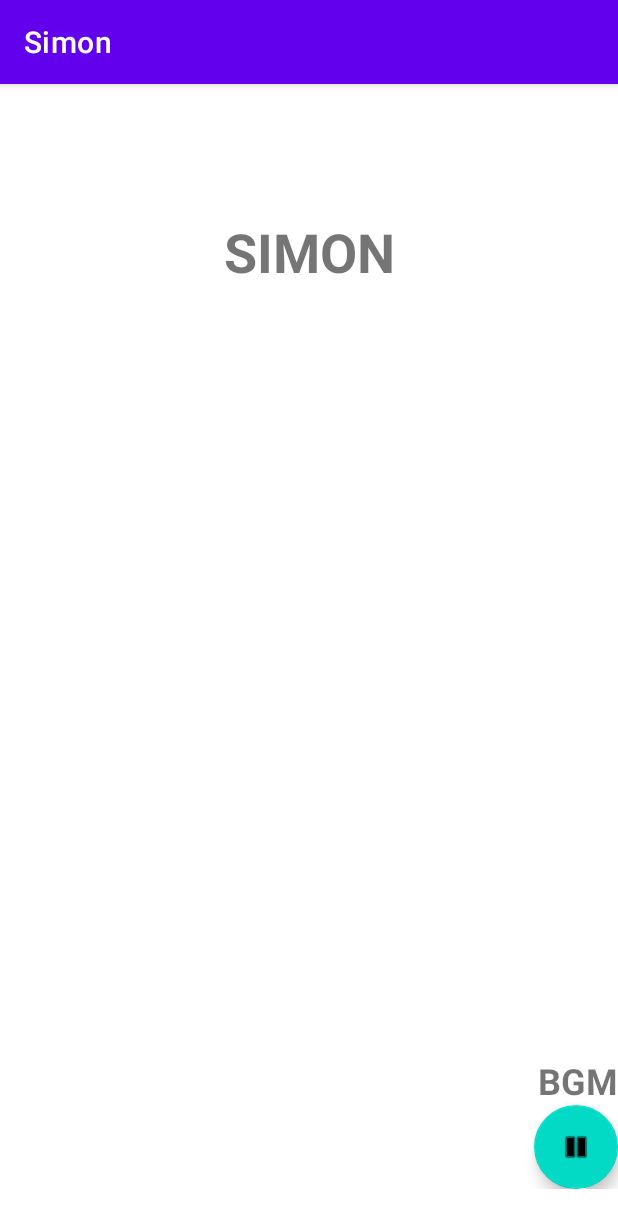
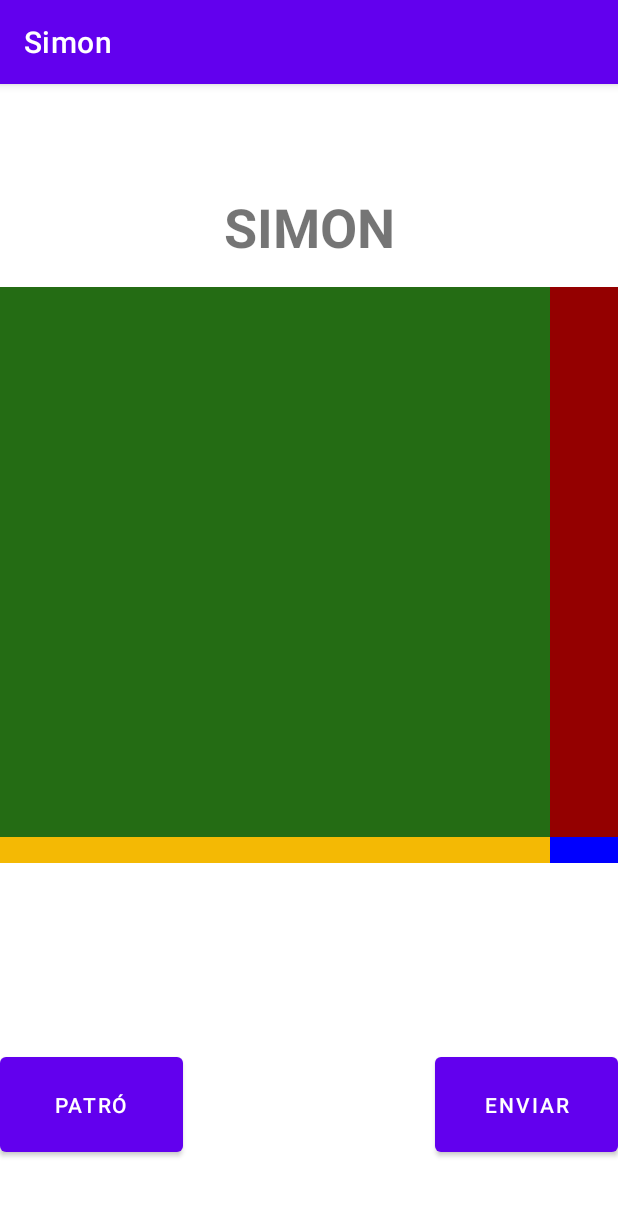
Before and after one commit to AroaBorealus/Projecte_Simon, an Android app: the Simon screen opened directly, with no data from a screen before it, on a phone screen of 412 x 824 dp. Shown: the top 1228 px of the screen. Run offline under Robolectric (Android 15) with nearby library versions, the phone set to English and light mode, and no system bars.

Commit message:
Simon integrat

```diff
--- /dev/null
+++ b/app/src/main/res/layout/m06_canvas_personalitzat_contingut.xml
@@ -0,0 +1,53 @@
+<?xml version="1.0" encoding="utf-8"?>
+<androidx.constraintlayout.widget.ConstraintLayout xmlns:android="http://schemas.android.com/apk/res/android"
+    xmlns:app="http://schemas.android.com/apk/res-auto"
+    xmlns:tools="http://schemas.android.com/tools"
+    android:layout_width="match_parent"
+    android:layout_height="match_parent"
+    app:layout_behavior="@string/appbar_scrolling_view_behavior"
+    tools:context=".Simon"
+    tools:showIn="@layout/simon"
+    xmlns:personalitzat="http://schemas.android.com/apk/res-auto">
+
+    <edu.fje.dam2.projecte_simon.M06_VistaPropia
+        android:id="@+id/vista"
+        android:layout_width="match_parent"
+        android:layout_height="match_parent"
+        personalitzat:x="0"
+        personalitzat:y="0"
+        personalitzat:cadena="Android"/>
+
+    <edu.fje.dam2.projecte_simon.M06_VistaPropia
+        android:id="@+id/vista2"
+        android:layout_width="match_parent"
+        android:layout_height="match_parent"
+        personalitzat:x="0"
+        personalitzat:y="0"
+        personalitzat:cadena="Android"
+        />
+
+    <edu.fje.dam2.projecte_simon.M06_VistaPropia
+        android:id="@+id/vista3"
+        android:layout_width="match_parent"
+        android:layout_height="match_parent"
+        personalitzat:x="0"
+        personalitzat:y="0"
+        personalitzat:cadena="Android"/>
+
+    <edu.fje.dam2.projecte_simon.M06_VistaPropia
+        android:id="@+id/vistaError"
+        android:layout_width="match_parent"
+        android:layout_height="match_parent"
+        personalitzat:x="0"
+        personalitzat:y="0"
+        personalitzat:cadena="Android"/>
+
+    <edu.fje.dam2.projecte_simon.M06_VistaPropia
+        android:id="@+id/vista4"
+        android:layout_width="match_parent"
+        android:layout_height="match_parent"
+        personalitzat:x="0"
+        personalitzat:y="0"
+        personalitzat:cadena=""/>
+
+</androidx.constraintlayout.widget.ConstraintLayout>
--- a/app/src/main/res/layout/simon.xml
+++ b/app/src/main/res/layout/simon.xml
@@ -3,7 +3,9 @@
     xmlns:app="http://schemas.android.com/apk/res-auto"
     xmlns:tools="http://schemas.android.com/tools"
     android:layout_width="match_parent"
-    android:layout_height="match_parent">
+    android:layout_height="match_parent"
+    tools:context=".Simon">
+
 
 
     <LinearLayout
@@ -13,9 +15,9 @@
 
         <LinearLayout
             android:layout_width="match_parent"
-            android:layout_height="173dp"
-            android:orientation="horizontal"
-            android:baselineAligned="false">
+            android:layout_height="135dp"
+            android:baselineAligned="false"
+            android:orientation="horizontal">
 
             <LinearLayout
                 android:layout_width="0dp"
@@ -25,13 +27,13 @@
 
                 <Space
                     android:layout_width="match_parent"
-                    android:layout_height="50dp"
+                    android:layout_height="16dp"
                     android:layout_weight="1" />
 
                 <TextView
                     android:id="@+id/tvTitol"
                     android:layout_width="match_parent"
-                    android:layout_height="wrap_content"
+                    android:layout_height="10dp"
                     android:layout_weight="1"
                     android:text="SIMON"
                     android:textAlignment="center"
@@ -43,13 +45,52 @@
 
         <LinearLayout
             android:layout_width="match_parent"
-            android:layout_height="563dp"
+            android:layout_height="384dp"
             android:orientation="horizontal">
+
+            <include
+                layout="@layout/m06_canvas_personalitzat_contingut"
+                android:layout_width="wrap_content"
+                android:layout_height="448dp" />
+        </LinearLayout>
+
+    </LinearLayout>
+
+    <LinearLayout
+        android:layout_width="match_parent"
+        android:layout_height="wrap_content"
+        android:layout_marginBottom="50dp"
+        android:orientation="horizontal"
+        app:layout_constraintBottom_toBottomOf="parent">
+
+        <LinearLayout
+            android:layout_width="match_parent"
+            android:layout_height="wrap_content"
+            android:orientation="horizontal">
+
+            <Button
+                android:id="@+id/btPatro"
+                android:layout_width="122dp"
+                android:layout_height="75dp"
+                android:onClick="onClickBtPatron"
+                android:text="Patró" />
+
+            <Space
+                android:layout_width="wrap_content"
+                android:layout_height="wrap_content"
+                android:layout_weight="1" />
+
+            <Button
+                android:id="@+id/btEnviar"
+                android:layout_width="122dp"
+                android:layout_height="75dp"
+                android:onClick="onClickBtEnviar"
+                android:text="Enviar" />
+        </LinearLayout>
 
         <LinearLayout
             android:layout_width="match_parent"
             android:layout_height="match_parent"
-                android:gravity="bottom"
             android:orientation="vertical">
 
             <TextView
@@ -67,7 +108,7 @@
                 android:layout_height="wrap_content"
                 android:layout_gravity="bottom|right"
                 app:srcCompat="@android:drawable/ic_dialog_email" />
-            </LinearLayout>
+
         </LinearLayout>
 
     </LinearLayout>
```
Also changed, not shown: app/src/main/java/edu/fje/dam2/projecte_simon/M06_VistaPropia.java (added, +265 -0 lines), app/src/main/java/edu/fje/dam2/projecte_simon/Simon.java (+132 -0 lines), app/src/main/res/values/attrs.xml (added, +11 -0 lines). Lines whose indentation alone changed are shown as unchanged.
